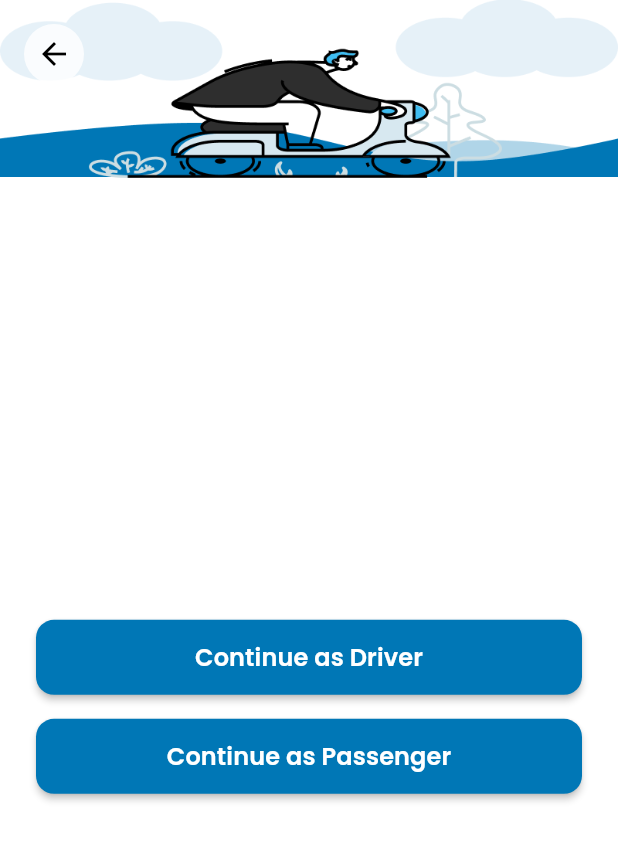
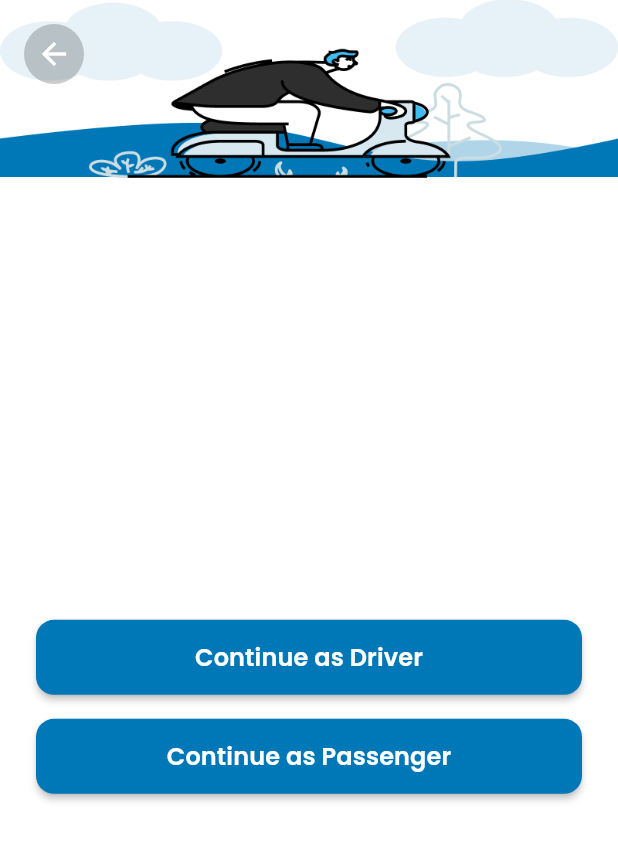
Before and after one commit to Jawad-Hassan/AI-Smart-Ride, a Flutter app: the SignUpTypeSelectionView screen opened by its route, on a phone screen of 412 x 824 dp. Shown: the top 841 px of the screen. Run offline on Flutter 3.47's test engine with Material 3 defaults, Android fonts, the phone set to English and light mode, and no system bars; our stand-ins replace flutter_map, get, latlong2.

Commit message:
LoginChoice

```diff
--- a/lib/src/modules/LoginChoice/login_choice_view.dart
+++ b/lib/src/modules/LoginChoice/login_choice_view.dart
@@ -37,12 +37,12 @@ class UserTypeSelectionView extends StatelessWidget {
                           child: Container(
                             padding: const EdgeInsets.all(8),
                             decoration: BoxDecoration(
-                            color: Colors.white.withOpacity(0.8),
+                              color: Colors.black.withOpacity(0.2),
                               shape: BoxShape.circle,
                             ),
                             child: const Icon(
                               Icons.arrow_back,
-                            color: Colors.black,
+                              color: Colors.white,
                             ),
                           ),
                         ),
--- a/lib/src/modules/signup_choice/signup_choice_view.dart
+++ b/lib/src/modules/signup_choice/signup_choice_view.dart
@@ -37,12 +37,12 @@ class SignUpTypeSelectionView extends StatelessWidget {
                           child: Container(
                             padding: const EdgeInsets.all(8),
                             decoration: BoxDecoration(
-                            color: Colors.white.withOpacity(0.8),
+                              color: Colors.black.withOpacity(0.2),
                               shape: BoxShape.circle,
                             ),
                             child: const Icon(
                               Icons.arrow_back,
-                            color: Colors.black,
+                              color: Colors.white,
                             ),
                           ),
                         ),
```
Lines whose indentation alone changed are shown as unchanged.
